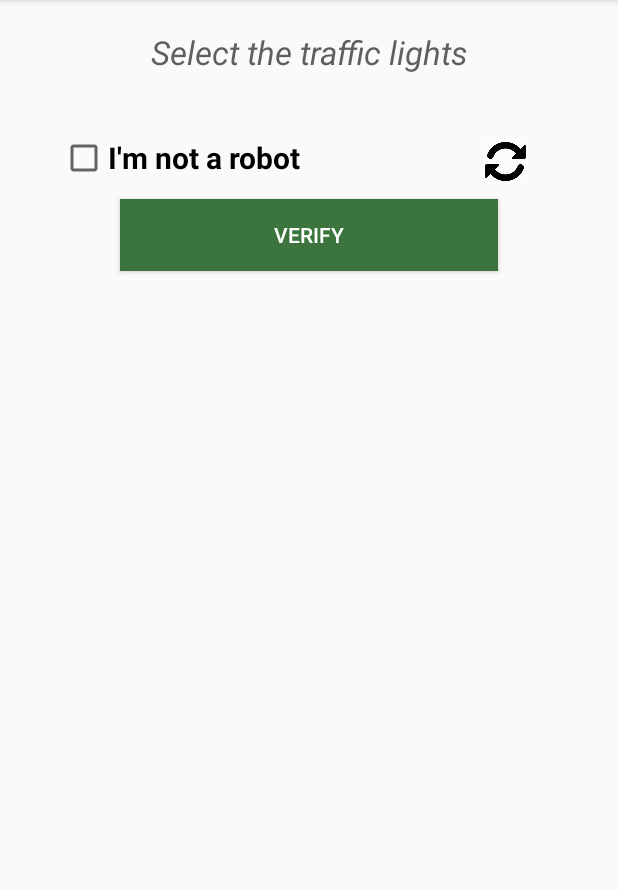
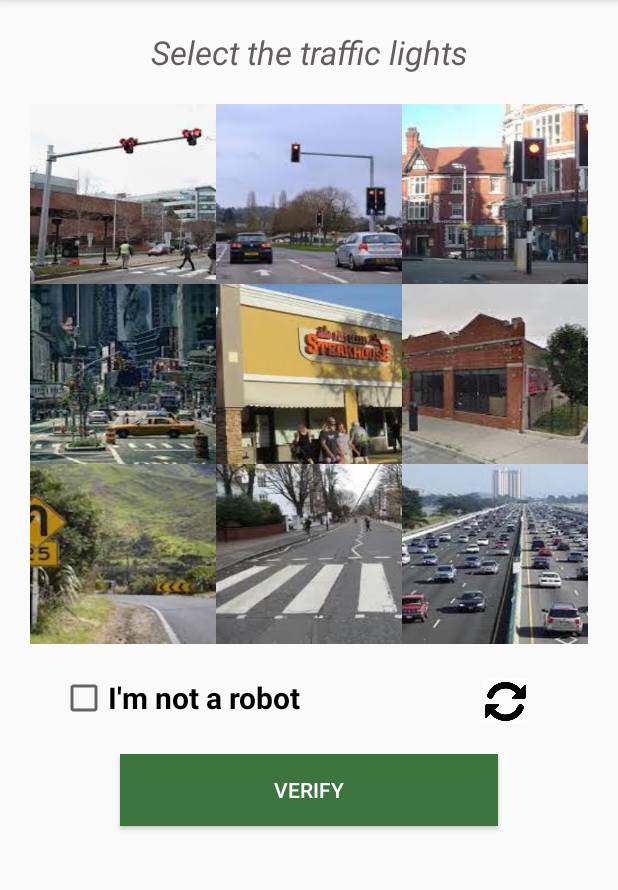
Before and after one commit to harman172/Harman_AndroidFT, an Android app: the VerifyRobotActivity screen opened directly, with no data from a screen before it, on a phone screen of 412 x 824 dp, the part 84-974 px from its top. Run offline under Robolectric (Android 15) with nearby library versions, the phone set to English and light mode, and no system bars.

Commit message:
show traffic images in gridview, rotating refresh image and functionality added in robotCellAdapter

```diff
--- a/app/src/main/java/com/example/harman_c0765590_ft/RegistrationActivity.java
+++ b/app/src/main/java/com/example/harman_c0765590_ft/RegistrationActivity.java
@@ -39,11 +39,14 @@ public class RegistrationActivity extends AppCompatActivity {
 
         if (!name.isEmpty() && !email.isEmpty() && !phone.isEmpty()){
 
-            UserModel userModel = new UserModel(name, email, phone);
-            Intent intent = new Intent(this, MainActivity.class);
-            intent.putExtra("user",userModel);
-            intent.addFlags(intent.FLAG_ACTIVITY_CLEAR_TOP);
+            Intent intent = new Intent(this,VerifyRobotActivity.class);
             startActivity(intent);
+
+//            UserModel userModel = new UserModel(name, email, phone);
+//            Intent intent = new Intent(this, MainActivity.class);
+//            intent.putExtra("user",userModel);
+//            intent.addFlags(intent.FLAG_ACTIVITY_CLEAR_TOP);
+//            startActivity(intent);
         }
         else{
             Toast.makeText(this, "You should fill all the fields. ", Toast.LENGTH_SHORT).show();
--- a/app/src/main/java/com/example/harman_c0765590_ft/VerifyRobotActivity.java
+++ b/app/src/main/java/com/example/harman_c0765590_ft/VerifyRobotActivity.java
@@ -3,12 +3,54 @@ package com.example.harman_c0765590_ft;
 import androidx.appcompat.app.AppCompatActivity;
 
 import android.os.Bundle;
+import android.view.View;
+import android.widget.GridView;
+import android.widget.ImageView;
+
+import com.example.harman_c0765590_ft.adapters.RobotCellAdapter;
+
+import java.util.Random;
 
 public class VerifyRobotActivity extends AppCompatActivity {
+
+    int[] trafficImages = {R.drawable.img1, R.drawable.img2, R.drawable.img3, R.drawable.img4, R.drawable.img5,
+            R.drawable.img6, R.drawable.img7, R.drawable.img8, R.drawable.img9};
 
     @Override
     protected void onCreate(Bundle savedInstanceState) {
         super.onCreate(savedInstanceState);
         setContentView(R.layout.activity_verify_robot);
+
+        GridView gridView = findViewById(R.id.grid_view);
+        final ImageView ivRefresh = findViewById(R.id.iv_refresh);
+
+        final RobotCellAdapter cellAdapter = new RobotCellAdapter(this, trafficImages);
+        gridView.setAdapter(cellAdapter);
+
+
+
+        ivRefresh.setOnClickListener(new View.OnClickListener() {
+            @Override
+            public void onClick(View v) {
+
+                ivRefresh.setRotation(ivRefresh.getRotation() + 90);
+                trafficImages = shuffleImages(trafficImages);
+                cellAdapter.notifyDataSetChanged();
+            }
+        });
+
+    }
+
+    public int[] shuffleImages(int[] images){
+        Random rand = new Random();
+
+        for (int i = 0; i < images.length; i++) {
+            int randomIndexToSwap = rand.nextInt(images.length);
+            int temp = images[randomIndexToSwap];
+            images[randomIndexToSwap] = images[i];
+            images[i] = temp;
+        }
+
+        return images;
     }
 }
--- /dev/null
+++ b/app/src/main/java/com/example/harman_c0765590_ft/adapters/RobotCellAdapter.java
@@ -0,0 +1,56 @@
+package com.example.harman_c0765590_ft.adapters;
+
+import android.content.Context;
+import android.util.Log;
+import android.view.LayoutInflater;
+import android.view.View;
+import android.view.ViewGroup;
+import android.widget.BaseAdapter;
+import android.widget.ImageView;
+
+import com.example.harman_c0765590_ft.R;
+
+import java.util.Random;
+
+public class RobotCellAdapter extends BaseAdapter {
+
+    private Context context;
+    private int[] trafficImages;
+
+    public RobotCellAdapter(Context context, int[] trafficImages) {
+        this.context = context;
+        this.trafficImages = trafficImages;
+    }
+
+    @Override
+    public int getCount() {
+        return trafficImages.length;
+    }
+
+    @Override
+    public Object getItem(int position) {
+        return null;
+    }
+
+    @Override
+    public long getItemId(int position) {
+        return 0;
+    }
+
+    @Override
+    public View getView(int position, View convertView, ViewGroup parent) {
+        if (convertView == null){
+            convertView = LayoutInflater.from(context).inflate(R.layout.adapter_robot_cell,null);
+        }
+
+        ImageView imageView = convertView.findViewById(R.id.iv_cell);
+
+//        int[] images = shuffleImages(trafficImages);
+        imageView.setImageResource(trafficImages[position]);
+
+
+        return convertView;
+    }
+
+
+}
--- a/app/src/main/res/layout/activity_verify_robot.xml
+++ b/app/src/main/res/layout/activity_verify_robot.xml
@@ -4,8 +4,8 @@
     xmlns:tools="http://schemas.android.com/tools"
     android:layout_width="match_parent"
     android:layout_height="match_parent"
+    android:orientation="vertical"
     android:padding="20dp"
-    android:orientation="vertical"
     tools:context=".VerifyRobotActivity">
 
     <TextView
@@ -13,50 +13,51 @@
         android:layout_height="wrap_content"
         android:gravity="center_horizontal"
         android:text="@string/select_light"
+        android:textColor="#635E5E"
         android:textSize="22sp"
-        android:textStyle="italic"
-        android:textColor="#635E5E"/>
+        android:textStyle="italic" />
 
 
     <GridView
+        android:id="@+id/grid_view"
         android:layout_width="match_parent"
         android:layout_height="wrap_content"
-         android:numColumns="3"
-        android:id="@+id/grid_view"
         android:layout_marginVertical="20dp"
-        />
+        android:numColumns="3" />
 
     <RelativeLayout
-        android:layout_marginHorizontal="20dp"
         android:layout_width="match_parent"
-        android:layout_height="wrap_content">
+        android:layout_height="wrap_content"
+        android:layout_marginHorizontal="20dp">
+
         <CheckBox
             android:id="@+id/cb_robot"
             android:layout_width="wrap_content"
             android:layout_height="wrap_content"
             android:text="@string/not_robot"
-            android:textStyle="bold"
-            android:textSize="20sp"/>
+            android:textSize="20sp"
+            android:textStyle="bold" />
+
         <ImageView
             android:id="@+id/iv_refresh"
             android:layout_width="30dp"
             android:layout_height="30dp"
-            android:src="@drawable/refresh"
             android:layout_alignParentEnd="true"
             android:layout_alignParentRight="true"
             android:layout_marginHorizontal="20dp"
-            android:layout_marginTop="3dp"/>
+            android:layout_marginTop="3dp"
+            android:src="@drawable/refresh" />
     </RelativeLayout>
 
     <Button
         android:id="@+id/btn_verify"
         android:layout_width="match_parent"
         android:layout_height="wrap_content"
-        android:text="@string/verify"
         android:layout_alignParentBottom="true"
         android:layout_marginHorizontal="60dp"
-        android:layout_marginVertical="10dp"
-        android:textColor="#fff"
-        android:background="@color/colorButton"/>
+        android:layout_marginVertical="20dp"
+        android:background="@color/colorButton"
+        android:text="@string/verify"
+        android:textColor="#fff" />
 
 </LinearLayout>
--- /dev/null
+++ b/app/src/main/res/layout/adapter_robot_cell.xml
@@ -0,0 +1,14 @@
+<?xml version="1.0" encoding="utf-8"?>
+<LinearLayout xmlns:android="http://schemas.android.com/apk/res/android"
+    android:orientation="vertical" android:layout_width="match_parent"
+    android:layout_height="match_parent">
+
+    <ImageView
+        android:layout_width="140dp"
+        android:layout_height="120dp"
+        android:id="@+id/iv_cell"
+        android:src="@drawable/img1"
+        android:scaleType="fitXY"/>
+
+
+</LinearLayout>
```
